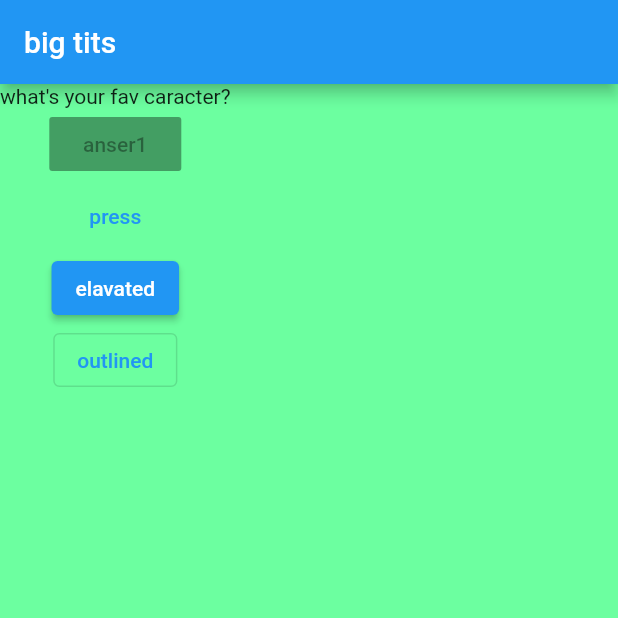
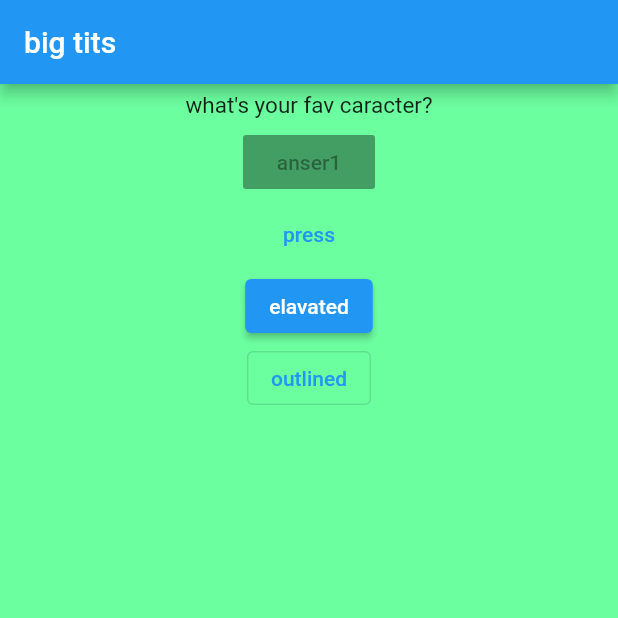
Before and after one commit to anshd258/flutter-bus, a Flutter app: the screen it shows after launch, on a phone screen of 412 x 824 dp, the top half of it. Run offline on Flutter 3.47's test engine with Material 2 defaults, Android fonts, the phone set to English and light mode, and no system bars.

Commit message:
added styling to the question

```diff
--- a/lib/question.dart
+++ b/lib/question.dart
@@ -8,6 +8,14 @@ class uestion extends StatelessWidget {
 
   @override
   Widget build(BuildContext context) {
-    return Text(qna);
+    return Container(
+      width: double.infinity,
+      margin: EdgeInsets.all(5),
+      child: Text(
+        qna,
+        style: TextStyle(fontSize: 15),
+        textAlign: TextAlign.center,
+      ),
+    );
   }
 }
```
